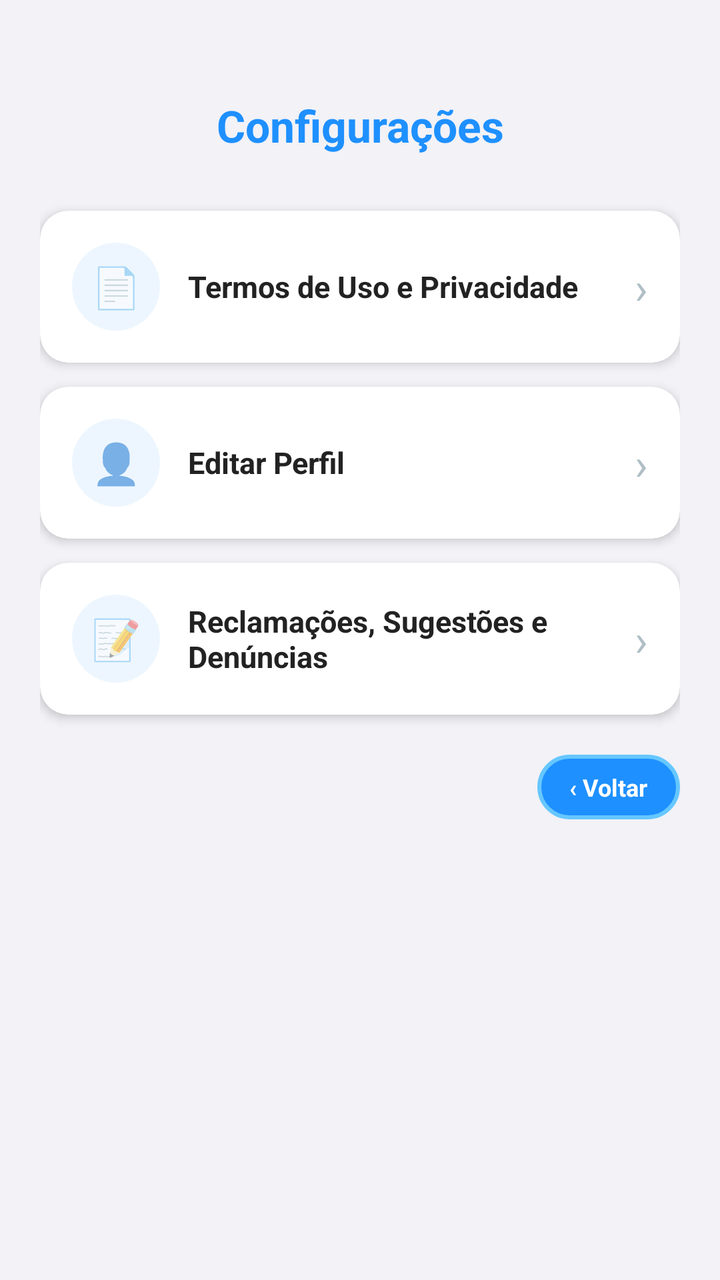
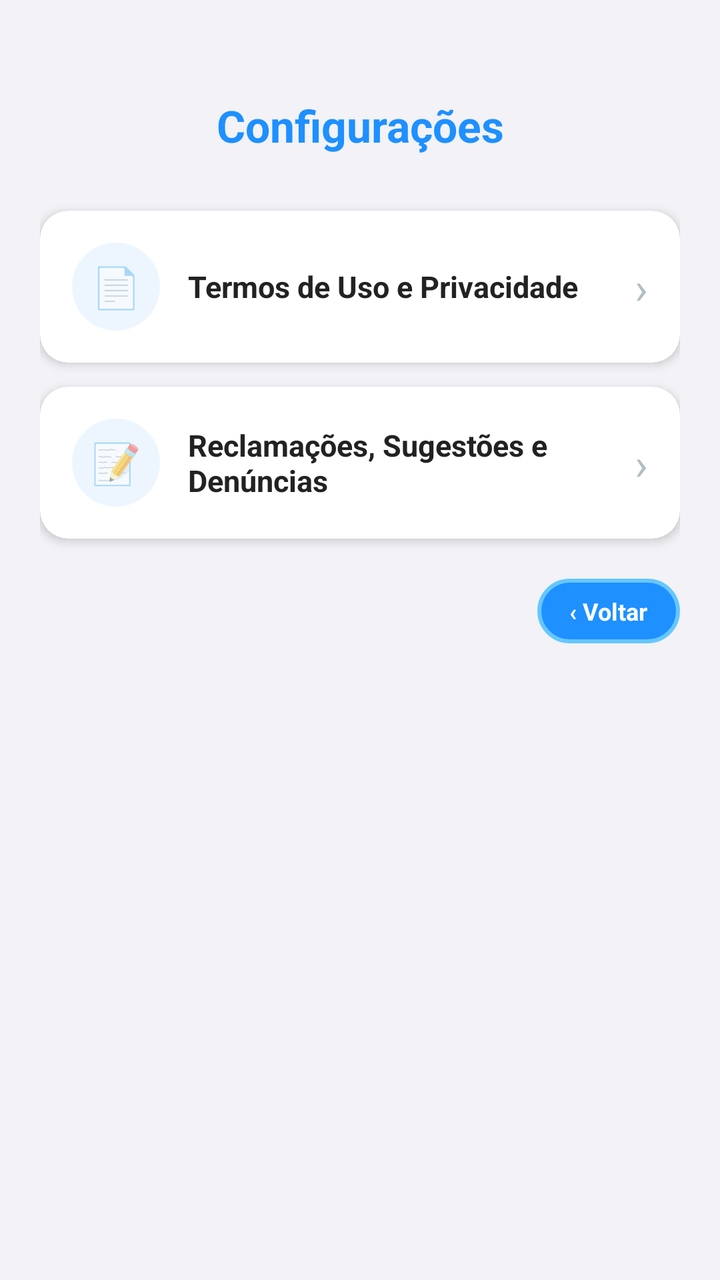

Two renders of the same Android screen: before a commit and after it. Below are the layout's source before the change and the commit's diff.
<!-- AndroidManifest.xml: application theme Theme.Caronas -->
<!-- res/layout/activity_configuracoes_caronas.xml -->
<?xml version="1.0" encoding="utf-8"?>
<FrameLayout xmlns:android="http://schemas.android.com/apk/res/android"
    xmlns:app="http://schemas.android.com/apk/res-auto"
    android:layout_width="match_parent"
    android:layout_height="match_parent"
    android:background="@color/fundo_cinza_claro">

    <LinearLayout
        android:layout_width="match_parent"
        android:layout_height="wrap_content"
        android:orientation="vertical"
        android:padding="20dp">

        <TextView
            android:layout_width="match_parent"
            android:layout_height="wrap_content"
            android:text="@string/config_titulo"
            android:textColor="@color/azul_neon"
            android:textSize="22sp"
            android:textStyle="bold"
            android:gravity="center"
            android:paddingTop="28dp"
            android:paddingBottom="28dp" />

        <androidx.cardview.widget.CardView
            android:layout_width="match_parent"
            android:layout_height="wrap_content"
            android:layout_marginBottom="12dp"
            app:cardCornerRadius="14dp"
            app:cardBackgroundColor="#FFFFFF"
            app:cardElevation="3dp">

            <LinearLayout
                android:id="@+id/btnConfigTermos"
                android:layout_width="match_parent"
                android:layout_height="wrap_content"
                android:orientation="horizontal"
                android:gravity="center_vertical"
                android:padding="16dp"
                android:clickable="true"
                android:focusable="true"
                android:foreground="?attr/selectableItemBackground">

                <TextView
                    android:layout_width="44dp"
                    android:layout_height="44dp"
                    android:background="@drawable/bg_icone_config"
                    android:text="📄"
                    android:textSize="20sp"
                    android:gravity="center"
                    android:layout_marginEnd="14dp" />

                <TextView
                    android:layout_width="0dp"
                    android:layout_height="wrap_content"
                    android:layout_weight="1"
                    android:text="@string/config_botao_termos"
                    android:textColor="#222222"
                    android:textSize="15sp"
                    android:textStyle="bold" />

                <TextView
                    android:layout_width="wrap_content"
                    android:layout_height="wrap_content"
                    android:text="›"
                    android:textSize="22sp"
                    android:textColor="#B0BEC5" />

            </LinearLayout>

        </androidx.cardview.widget.CardView>

        <androidx.cardview.widget.CardView
            android:layout_width="match_parent"
            android:layout_height="wrap_content"
            android:layout_marginBottom="12dp"
            app:cardCornerRadius="14dp"
            app:cardBackgroundColor="#FFFFFF"
            app:cardElevation="3dp">

            <LinearLayout
                android:id="@+id/btnConfigEditarPerfil"
                android:layout_width="match_parent"
                android:layout_height="wrap_content"
                android:orientation="horizontal"
                android:gravity="center_vertical"
                android:padding="16dp"
                android:clickable="true"
                android:focusable="true"
                android:foreground="?attr/selectableItemBackground">

                <TextView
                    android:layout_width="44dp"
                    android:layout_height="44dp"
                    android:background="@drawable/bg_icone_config"
                    android:text="👤"
                    android:textSize="20sp"
                    android:gravity="center"
                    android:layout_marginEnd="14dp" />

                <TextView
                    android:layout_width="0dp"
                    android:layout_height="wrap_content"
                    android:layout_weight="1"
                    android:text="@string/config_botao_editar_perfil"
                    android:textColor="#222222"
                    android:textSize="15sp"
                    android:textStyle="bold" />

                <TextView
                    android:layout_width="wrap_content"
                    android:layout_height="wrap_content"
                    android:text="›"
                    android:textSize="22sp"
                    android:textColor="#B0BEC5" />

            </LinearLayout>

        </androidx.cardview.widget.CardView>

        <androidx.cardview.widget.CardView
            android:layout_width="match_parent"
            android:layout_height="wrap_content"
            app:cardCornerRadius="14dp"
            app:cardBackgroundColor="#FFFFFF"
            app:cardElevation="3dp">

            <LinearLayout
                android:id="@+id/btnConfigManifestacoes"
                android:layout_width="match_parent"
                android:layout_height="wrap_content"
                android:orientation="horizontal"
                android:gravity="center_vertical"
                android:padding="16dp"
                android:clickable="true"
                android:focusable="true"
                android:foreground="?attr/selectableItemBackground">

                <TextView
                    android:layout_width="44dp"
                    android:layout_height="44dp"
                    android:background="@drawable/bg_icone_config"
                    android:text="📝"
                    android:textSize="20sp"
                    android:gravity="center"
                    android:layout_marginEnd="14dp" />

                <TextView
                    android:layout_width="0dp"
                    android:layout_height="wrap_content"
                    android:layout_weight="1"
                    android:text="@string/config_botao_manifestacoes"
                    android:textColor="#222222"
                    android:textSize="15sp"
                    android:textStyle="bold" />

                <TextView
                    android:layout_width="wrap_content"
                    android:layout_height="wrap_content"
                    android:text="›"
                    android:textSize="22sp"
                    android:textColor="#B0BEC5" />

            </LinearLayout>

        </androidx.cardview.widget.CardView>

        
        <TextView
            android:id="@+id/btnVoltarConfig"
            android:layout_width="wrap_content"
            android:layout_height="wrap_content"
            android:layout_gravity="end"
            android:layout_marginTop="20dp"
            android:text="@string/voltar"
            android:textColor="#FFFFFF"
            android:textSize="12sp"
            android:textStyle="bold"
            android:background="@drawable/botao_azul_neon"
            android:paddingHorizontal="16dp"
            android:paddingVertical="8dp"
            android:clickable="true"
            android:focusable="true" />

    </LinearLayout>

</FrameLayout>
<!-- resources referenced by this layout -->
<resources>
  <color name="azul_neon">#1E90FF</color>
  <color name="fundo_cinza_claro">#F2F2F7</color>
  <!-- drawable bg_icone_config (drawable) -->
  <?xml version="1.0" encoding="utf-8"?>
  <shape xmlns:android="http://schemas.android.com/apk/res/android"
      android:shape="oval">
      <solid android:color="#141E90FF" />
  </shape>
  <!-- drawable botao_azul_neon (drawable) -->
  <?xml version="1.0" encoding="utf-8"?>
  <shape xmlns:android="http://schemas.android.com/apk/res/android">
      <solid android:color="#1E90FF" />
      <corners android:radius="25dp" />
      <stroke android:width="2dp" android:color="#66C7FF" />
      <padding android:left="16dp" android:right="16dp" android:top="12dp" android:bottom="12dp" />
  </shape>
  <string name="config_botao_editar_perfil">Editar Perfil</string>
  <string name="config_botao_manifestacoes">Reclamações, Sugestões e Denúncias</string>
  <string name="config_botao_termos">Termos de Uso e Privacidade</string>
  <string name="config_titulo">Configurações</string>
  <string name="voltar">‹ Voltar</string>
  <style name="Theme.Caronas" parent="Theme.MaterialComponents.DayNight.NoActionBar">
          <item name="colorPrimary">@color/azul_neon</item>
          <item name="colorPrimaryVariant">@color/azul_neon_escuro</item>
          <item name="colorOnPrimary">@color/white</item>
          <item name="colorSecondary">@color/azul_neon</item>
          <item name="colorSecondaryVariant">@color/azul_neon_escuro</item>
          <item name="colorOnSecondary">@color/white</item>
          <item name="android:statusBarColor">@color/fundo_escuro</item>
          <item name="android:windowBackground">@color/fundo_escuro</item>
      </style>
  <color name="azul_neon_escuro">#0D47A1</color>
  <color name="white">#FFFFFFFF</color>
  <color name="fundo_escuro">#0A0E1A</color>
</resources>

<!-- the commit's change to res/layout/activity_configuracoes_caronas.xml (unified diff, before → after) -->
@@ -21,6 +21,72 @@
             android:gravity="center"
             android:paddingTop="28dp"
             android:paddingBottom="28dp" />
+
+        
+        <androidx.cardview.widget.CardView
+            android:id="@+id/cardConfigPagamentos"
+            android:layout_width="match_parent"
+            android:layout_height="wrap_content"
+            android:layout_marginBottom="12dp"
+            android:visibility="gone"
+            app:cardCornerRadius="14dp"
+            app:cardBackgroundColor="#FFFFFF"
+            app:cardElevation="3dp">
+
+            <LinearLayout
+                android:id="@+id/btnConfigPagamentos"
+                android:layout_width="match_parent"
+                android:layout_height="wrap_content"
+                android:orientation="horizontal"
+                android:gravity="center_vertical"
+                android:padding="16dp"
+                android:clickable="true"
+                android:focusable="true"
+                android:foreground="?attr/selectableItemBackground">
+
+                <TextView
+                    android:layout_width="44dp"
+                    android:layout_height="44dp"
+                    android:background="@drawable/bg_icone_config"
+                    android:text="💳"
+                    android:textSize="20sp"
+                    android:gravity="center"
+                    android:layout_marginEnd="14dp" />
+
+                <LinearLayout
+                    android:layout_width="0dp"
+                    android:layout_height="wrap_content"
+                    android:layout_weight="1"
+                    android:orientation="vertical">
+
+                    <TextView
+                        android:layout_width="match_parent"
+                        android:layout_height="wrap_content"
+                        android:text="@string/config_botao_pagamentos"
+                        android:textColor="#222222"
+                        android:textSize="15sp"
+                        android:textStyle="bold" />
+
+                    <TextView
+                        android:id="@+id/tvConfigPagamentosStatus"
+                        android:layout_width="match_parent"
+                        android:layout_height="wrap_content"
+                        android:textColor="#777777"
+                        android:textSize="12sp"
+                        android:visibility="gone" />
+
+                </LinearLayout>
+
+                <TextView
+                    android:layout_width="wrap_content"
+                    android:layout_height="wrap_content"
+                    android:text="›"
+                    android:textSize="22sp"
+                    android:textColor="#B0BEC5" />
+
+            </LinearLayout>
+
+        </androidx.cardview.widget.CardView>
 
         <androidx.cardview.widget.CardView
             android:layout_width="match_parent"
@@ -55,54 +121,6 @@
                     android:layout_height="wrap_content"
                     android:layout_weight="1"
                     android:text="@string/config_botao_termos"
-                    android:textColor="#222222"
-                    android:textSize="15sp"
-                    android:textStyle="bold" />
-
-                <TextView
-                    android:layout_width="wrap_content"
-                    android:layout_height="wrap_content"
-                    android:text="›"
-                    android:textSize="22sp"
-                    android:textColor="#B0BEC5" />
-
-            </LinearLayout>
-
-        </androidx.cardview.widget.CardView>
-
-        <androidx.cardview.widget.CardView
-            android:layout_width="match_parent"
-            android:layout_height="wrap_content"
-            android:layout_marginBottom="12dp"
-            app:cardCornerRadius="14dp"
-            app:cardBackgroundColor="#FFFFFF"
-            app:cardElevation="3dp">
-
-            <LinearLayout
-                android:id="@+id/btnConfigEditarPerfil"
-                android:layout_width="match_parent"
-                android:layout_height="wrap_content"
-                android:orientation="horizontal"
-                android:gravity="center_vertical"
-                android:padding="16dp"
-                android:clickable="true"
-                android:focusable="true"
-                android:foreground="?attr/selectableItemBackground">
-
-                <TextView
-                    android:layout_width="44dp"
-                    android:layout_height="44dp"
-                    android:background="@drawable/bg_icone_config"
-                    android:text="👤"
-                    android:textSize="20sp"
-                    android:gravity="center"
-                    android:layout_marginEnd="14dp" />
-
-                <TextView
-                    android:layout_width="0dp"
-                    android:layout_height="wrap_content"
-                    android:layout_weight="1"
-                    android:text="@string/config_botao_editar_perfil"
                     android:textColor="#222222"
                     android:textSize="15sp"
                     android:textStyle="bold" />
<!-- resource entries referenced after the edit -->
@@ -16,8 +16,8 @@
       <stroke android:width="2dp" android:color="#66C7FF" />
       <padding android:left="16dp" android:right="16dp" android:top="12dp" android:bottom="12dp" />
   </shape>
-  <string name="config_botao_editar_perfil">Editar Perfil</string>
   <string name="config_botao_manifestacoes">Reclamações, Sugestões e Denúncias</string>
+  <string name="config_botao_pagamentos">Pagamentos</string>
   <string name="config_botao_termos">Termos de Uso e Privacidade</string>
   <string name="config_titulo">Configurações</string>
   <string name="voltar">‹ Voltar</string>
